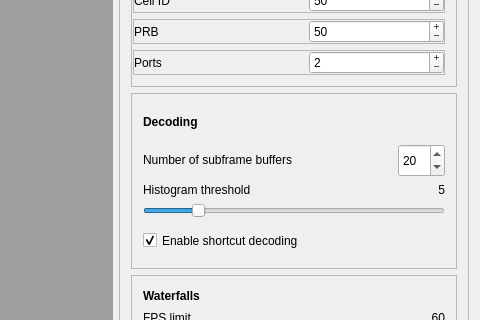
The window that src/gui/mainwindow.ui (falkenber9/falcon) describes before a commit, drawn with Qt 5; both pictures show x 501 to 981 and y 298 to 618 of the 981 by 976 pixel window.
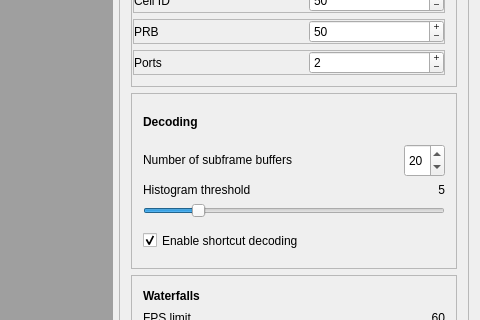
The same window after the commit. Icons and pictures are not drawn.

What changed in the file:
```diff
--- a/src/gui/mainwindow.ui
+++ b/src/gui/mainwindow.ui
@@ -700,8 +700,11 @@
                      <verstretch>0</verstretch>
                     </sizepolicy>
                    </property>
+                   <property name="minimum">
+                    <number>1</number>
+                   </property>
                    <property name="maximum">
-                    <number>500</number>
+                    <number>50</number>
                    </property>
                    <property name="value">
                     <number>20</number>
```
Left out of the diff: 2 changed lines with no effect on the pictures.
